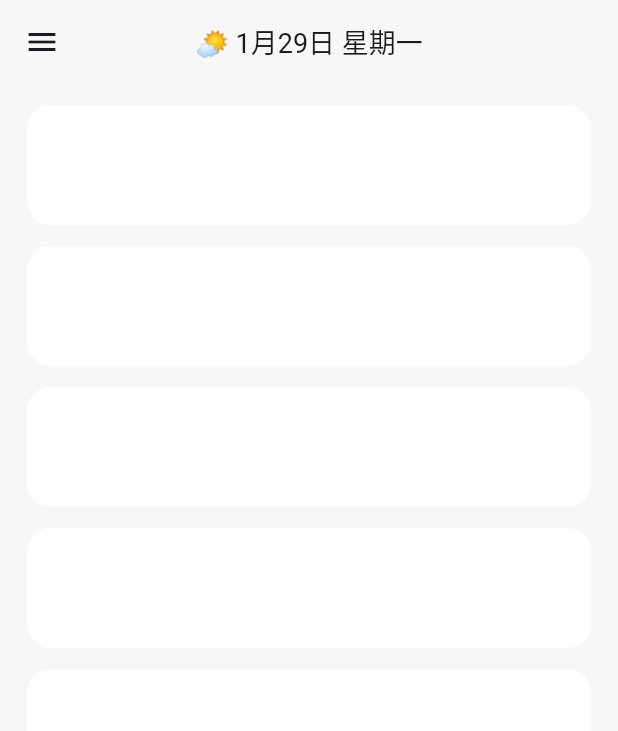
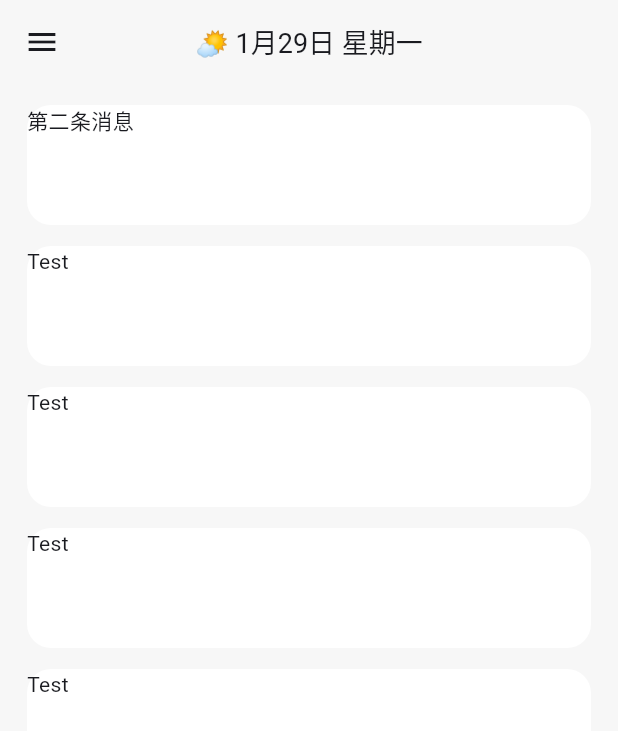
Before and after one commit to lintex/cabbbage, a Flutter app: the screen it shows after launch, on a phone screen of 412 x 824 dp. Shown: the top 731 px of the screen. Run offline on Flutter 3.47's test engine with Material 3 defaults, Android fonts, the phone set to English and light mode, and no system bars; our stand-ins replace flutter_slidable, get, get_storage, isar, timeline_tile; accounts and stored records are empty; generated files the repository leaves out were written again.

Commit message:
添加上下滚动文字组件

```diff
--- /dev/null
+++ b/lib/components/marquee_widget.dart
@@ -0,0 +1,68 @@
+import 'dart:async';
+import 'package:flutter/cupertino.dart';
+
+// 上下滚动的消息轮播
+class MarqueeWidget extends StatefulWidget {
+  /// 子视图数量
+  final int count;
+
+  ///子视图构建器
+  final IndexedWidgetBuilder itemBuilder;
+
+  ///轮播的时间间隔
+  final int loopSeconds;
+
+  const MarqueeWidget({
+    Key? key,
+    required this.count,
+    required this.itemBuilder,
+    this.loopSeconds = 5,
+  }) : super(key: key);
+
+  @override
+  _MarqueeWidgetState createState() => _MarqueeWidgetState();
+}
+
+class _MarqueeWidgetState extends State<MarqueeWidget> {
+  late PageController _controller;
+  late Timer _timer;
+
+  @override
+  void initState() {
+    super.initState();
+    _controller = PageController();
+    _timer = Timer.periodic(Duration(seconds: widget.loopSeconds), (timer) {
+      if (_controller.page != null) {
+        // 如果当前位于最后一页，则直接跳转到第一页，两者内容相同，跳转时视觉上无感知
+        if (_controller.page!.round() >= widget.count) {
+          _controller.jumpToPage(0);
+        }
+        _controller.nextPage(
+            duration: const Duration(seconds: 1), curve: Curves.linear);
+      }
+    });
+  }
+
+  @override
+  Widget build(BuildContext context) {
+    return PageView.builder(
+      scrollDirection: Axis.vertical,
+      controller: _controller,
+      itemBuilder: (buildContext, index) {
+        if (index < widget.count) {
+          return widget.itemBuilder(buildContext, index);
+        } else {
+          return widget.itemBuilder(buildContext, 0);
+        }
+      },
+      itemCount: widget.count + 1,
+    );
+  }
+
+  @override
+  void dispose() {
+    super.dispose();
+    _controller.dispose();
+    _timer.cancel();
+  }
+}
--- a/lib/components/my_dashboard_tile.dart
+++ b/lib/components/my_dashboard_tile.dart
@@ -1,8 +1,8 @@
 import 'package:flutter/material.dart';
 
 class MyDashboardTile extends StatelessWidget {
-  const MyDashboardTile({super.key});
-
+  const MyDashboardTile({super.key, required this.child});
+  final Widget child;
   @override
   Widget build(BuildContext context) {
     return Container(
@@ -12,6 +12,7 @@ class MyDashboardTile extends StatelessWidget {
       ),
       height: 80,
       margin: const EdgeInsets.fromLTRB(18, 14, 18, 0),
+      child: child,
     );
   }
 }
--- a/lib/pages/dashboard_page.dart
+++ b/lib/pages/dashboard_page.dart
@@ -1,4 +1,5 @@
 import 'package:flutter/material.dart';
+import 'package:xiao_note/components/marquee_widget.dart';
 import 'package:xiao_note/components/my_dashboard_tile.dart';
 import 'package:xiao_note/components/my_drawer.dart';
 import 'package:xiao_note/models/dashboard.dart';
@@ -9,6 +10,12 @@ class DashboardPage extends StatelessWidget {
 
   @override
   Widget build(BuildContext context) {
+    List<String> loopList = [
+      "第一条消息",
+      "第二条消息",
+      "第三条消息",
+      "第四条消息",
+    ];
     return Scaffold(
       backgroundColor: greyBg,
       appBar: AppBar(
@@ -20,12 +27,30 @@ class DashboardPage extends StatelessWidget {
           )),
       drawer: const MyDrawer(),
       body: ListView(
-        children: const [
-          MyDashboardTile(),
-          MyDashboardTile(),
-          MyDashboardTile(),
-          MyDashboardTile(),
-          MyDashboardTile(),
+        children: [
+          MyDashboardTile(
+              child: MarqueeWidget(
+            //子Item构建器
+            itemBuilder: (BuildContext context, int index) {
+              String itemStr = loopList[index];
+              //通常可以是一个 Text文本
+              return Text(itemStr);
+            },
+            //循环的提示消息数量
+            count: loopList.length,
+          )),
+          const MyDashboardTile(
+            child: Text("Test"),
+          ),
+          const MyDashboardTile(
+            child: Text("Test"),
+          ),
+          const MyDashboardTile(
+            child: Text("Test"),
+          ),
+          const MyDashboardTile(
+            child: Text("Test"),
+          ),
         ],
       ),
     );
```
